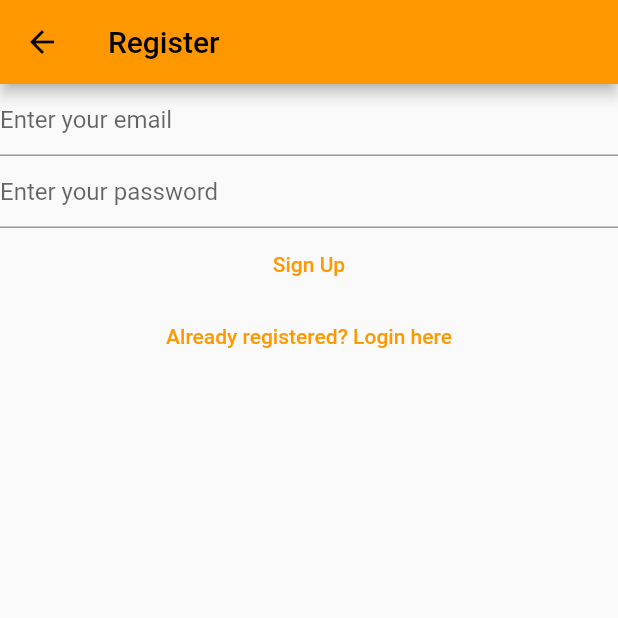
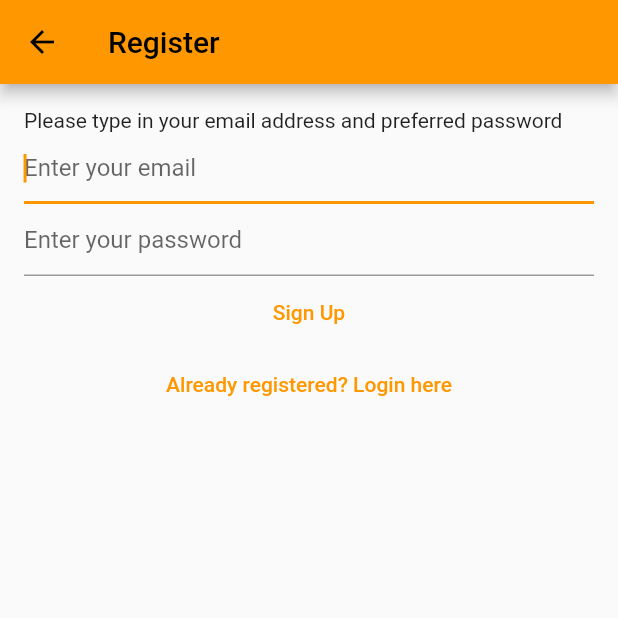
Before and after one commit to DannylSyph3r/flutternotesapp, a Flutter app: the RegisterView screen opened directly, on a phone screen of 412 x 824 dp, the top half of it. Run offline on Flutter 3.47's test engine with Material 2 defaults, Android fonts, the phone set to English and light mode, and no system bars; our stand-ins replace cloud_firestore, equatable, firebase_auth, firebase_core, flutter_bloc, share_plus; accounts and stored records are empty; network calls fail.

Commit message:
Added forgot password view and fixed padding in login and register view and added instruction text.

```diff
--- a/lib/main.dart
+++ b/lib/main.dart
@@ -6,6 +6,7 @@
 import 'package:omegalogin/services/auth/bloc/auth_event.dart';
 import 'package:omegalogin/services/auth/bloc/auth_state.dart';
 import 'package:omegalogin/services/auth/firebase_auth_provider.dart';
+import 'package:omegalogin/views/forgot_password_view.dart';
 import 'package:omegalogin/views/login_view.dart';
 import 'package:omegalogin/views/notes/create_update_note_view.dart';
 import 'package:omegalogin/views/notes/notes_view.dart';
@@ -56,6 +57,8 @@
         return const VerifyEmailView();
       } else if (state is AuthStateLoggedOut) {
         return const LoginView();
+      } else if (state is AuthStateForgotPassword) {
+        return const ForgotPasswordView();
       } else if (state is AuthStateRegistering) {
         return const RegisterView();
       } else {
--- a/lib/services/auth/auth_service.dart
+++ b/lib/services/auth/auth_service.dart
@@ -37,4 +37,8 @@
 
   @override
   Future<void> initialize() => provider.initialize();
+
+  @override
+  Future<void> sendPasswordReset({required String toEmail}) =>
+      provider.sendPasswordReset(toEmail: toEmail);
 }
--- a/lib/services/auth/bloc/auth_event.dart
+++ b/lib/services/auth/bloc/auth_event.dart
@@ -30,6 +30,11 @@
   const AuthEventShouldRegister();
 }
 
+class AuthEventForgotPassword extends AuthEvent {
+  final String? email;
+  const AuthEventForgotPassword({this.email});
+}
+
 class AuthEventLogOut extends AuthEvent {
   const AuthEventLogOut();
 }
--- a/lib/services/auth/bloc/auth_state.dart
+++ b/lib/services/auth/bloc/auth_state.dart
@@ -22,6 +22,16 @@
   final Exception? exception;
   const AuthStateRegistering({
     required this.exception,
+    required isLoading,
+  }) : super(isLoading: isLoading);
+}
+
+class AuthStateForgotPassword extends AuthState {
+  final Exception? exception;
+  final bool hasSentEmail;
+  const AuthStateForgotPassword({
+    required this.exception,
+    required this.hasSentEmail,
     required bool isLoading,
   }) : super(isLoading: isLoading);
 }
--- a/lib/services/auth_provider.dart
+++ b/lib/services/auth_provider.dart
@@ -13,4 +13,5 @@
   });
   Future<void> logOut();
   Future<void> sendEmailVerification();
+  Future<void> sendPasswordReset({required String toEmail});
 }
--- /dev/null
+++ b/lib/utilities/dialogs/password_reset_email_sent_dialog.dart
@@ -0,0 +1,14 @@
+import 'package:flutter/material.dart';
+import 'package:omegalogin/utilities/dialogs/generic_dialog.dart';
+
+Future<void> showPasswordResetSentDialog(BuildContext context) {
+  return showGenericDialog<void>(
+      context: context,
+      title: 'Password Reset',
+      content:
+      'We have now sent you a password reset link. Please check your email for more information.',
+      optionsBuilder: () => {
+        'OK': null,
+      },
+  );
+}
--- a/lib/views/register_view.dart
+++ b/lib/views/register_view.dart
@@ -50,10 +50,16 @@
       child: Scaffold(
         appBar: AppBar(title: const Text('Register'),
         ),
-        body: Column(children: [
+        body: Padding(
+          padding: const EdgeInsets.all(16.0),
+          child: Column(
+            crossAxisAlignment: CrossAxisAlignment.start,
+              children: [
+                const Text("Please type in your email address and preferred password"),
             TextField(
               enableSuggestions: false,
               autocorrect: false,
+              autofocus: true,
               keyboardType: TextInputType.emailAddress,
               controller: _email,
               decoration:
@@ -67,6 +73,9 @@
               decoration:
               const InputDecoration(hintText: "Enter your password"),
             ),
+            Center(
+              child: Column(
+                children: [
                   TextButton(
                     onPressed: () async {
                       final email = _email.text;
@@ -86,7 +95,11 @@
                   },
                     child: const Text('Already registered? Login here'),
                   )
+                ],
+              ),
+            ),
           ]),
+        ),
       ),
     );
   }
```
Also changed, not shown: lib/services/auth/bloc/auth_bloc.dart (+40 -0 lines), lib/services/auth/firebase_auth_provider.dart (+32 -14 lines), lib/views/forgot_password_view.dart (added, +86 -0 lines), lib/views/login_view.dart (+14 -2 lines), 1 other file. Lines whose indentation alone changed are shown as unchanged.
